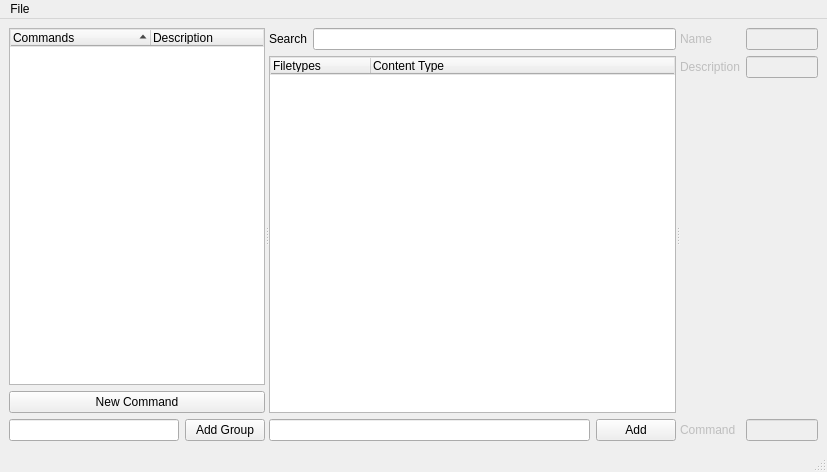
VodBox/pyWinContext, file app.ui: the form before one commit.
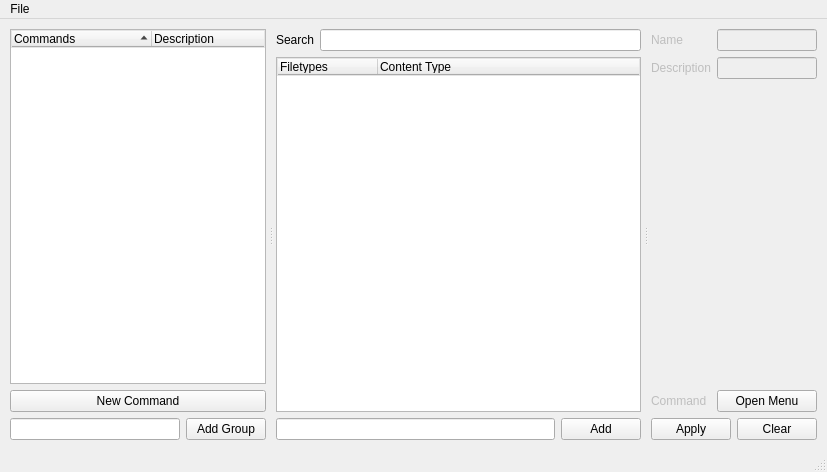
The form after the commit. Icons and pictures are not drawn.

Commit message: Replace Command Textbox with Placeholder Button

What changed in the file:
```diff
--- a/app.ui
+++ b/app.ui
@@ -27,12 +27,33 @@
     <bool>true</bool>
    </property>
    <layout class="QGridLayout" name="gridLayout_4">
+    <property name="leftMargin">
+     <number>10</number>
+    </property>
+    <property name="topMargin">
+     <number>10</number>
+    </property>
+    <property name="rightMargin">
+     <number>10</number>
+    </property>
+    <property name="bottomMargin">
+     <number>10</number>
+    </property>
+    <property name="spacing">
+     <number>5</number>
+    </property>
     <item row="0" column="0">
      <widget class="QSplitter" name="splitter">
       <property name="orientation">
        <enum>Qt::Horizontal</enum>
       </property>
+      <property name="handleWidth">
+       <number>10</number>
+      </property>
       <widget class="QWidget" name="widget_3" native="true">
+       <property name="styleSheet">
+        <string notr="true"/>
+       </property>
        <layout class="QGridLayout" name="gridLayout_3">
         <item row="0" column="0">
          <layout class="QVBoxLayout" name="verticalLayout_3">
@@ -154,6 +175,9 @@
          <verstretch>0</verstretch>
         </sizepolicy>
        </property>
+       <property name="styleSheet">
+        <string notr="true"/>
+       </property>
        <layout class="QGridLayout" name="gridLayout">
         <item row="0" column="0">
          <layout class="QVBoxLayout" name="verticalLayout">
@@ -254,8 +278,11 @@
          <verstretch>0</verstretch>
         </sizepolicy>
        </property>
-       <layout class="QGridLayout" name="gridLayout_2">
-        <item row="0" column="0">
+       <property name="styleSheet">
+        <string notr="true"/>
+       </property>
+       <layout class="QVBoxLayout" name="verticalLayout_4">
+        <item>
          <layout class="QFormLayout" name="formLayout">
           <item row="0" column="0">
            <widget class="QLabel" name="label">
@@ -301,13 +328,6 @@
             </property>
            </widget>
           </item>
-          <item row="3" column="1">
-           <widget class="QLineEdit" name="lineEdit_3">
-            <property name="enabled">
-             <bool>false</bool>
-            </property>
-           </widget>
-          </item>
           <item row="2" column="1">
            <spacer name="verticalSpacer">
             <property name="orientation">
@@ -320,6 +340,31 @@
              </size>
             </property>
            </spacer>
+          </item>
+          <item row="3" column="1">
+           <widget class="QPushButton" name="pushButton_6">
+            <property name="text">
+             <string>Open Menu</string>
+            </property>
+           </widget>
+          </item>
+         </layout>
+        </item>
+        <item>
+         <layout class="QHBoxLayout" name="horizontalLayout_3">
+          <item>
+           <widget class="QPushButton" name="pushButton_5">
+            <property name="text">
+             <string>Apply</string>
+            </property>
+           </widget>
+          </item>
+          <item>
+           <widget class="QPushButton" name="pushButton_4">
+            <property name="text">
+             <string>Clear</string>
+            </property>
+           </widget>
           </item>
          </layout>
         </item>
```
The commit also changes 2 other files.
